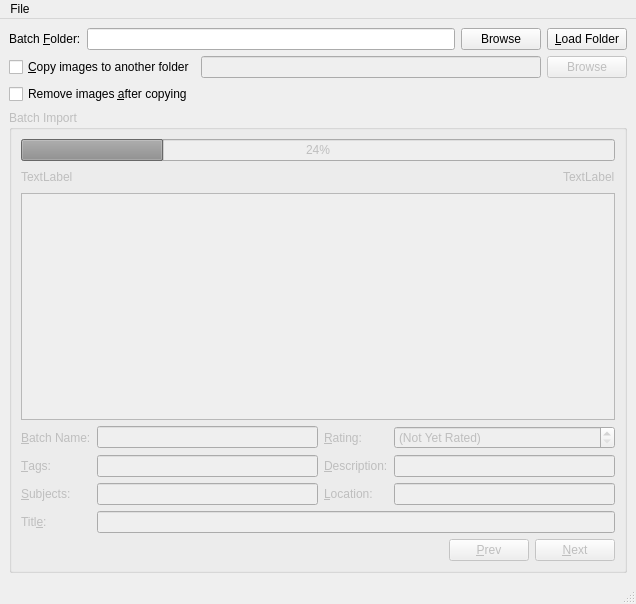
Above: src/imgtool/importer/MainWindow.ui from google-code-export/dviz before the change. Below: the same form after it.
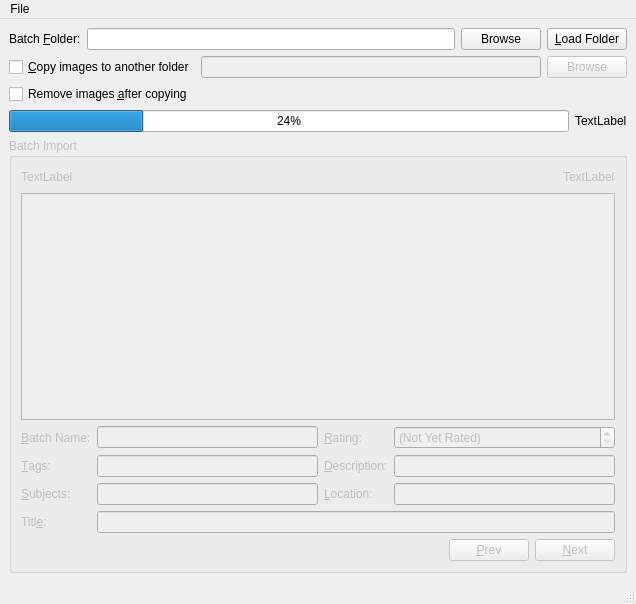
That is the form after the change.

What changed in the file:
```diff
--- a/src/imgtool/importer/MainWindow.ui
+++ b/src/imgtool/importer/MainWindow.ui
@@ -81,6 +81,24 @@
       </property>
      </widget>
     </item>
+    <item>
+     <layout class="QHBoxLayout" name="horizontalLayout_5">
+      <item>
+       <widget class="QProgressBar" name="progressBar">
+        <property name="value">
+         <number>24</number>
+        </property>
+       </widget>
+      </item>
+      <item>
+       <widget class="QLabel" name="countLabel">
+        <property name="text">
+         <string>TextLabel</string>
+        </property>
+       </widget>
+      </item>
+     </layout>
+    </item>
     <item>
      <widget class="QGroupBox" name="groupBox">
       <property name="enabled">
@@ -90,13 +108,6 @@
        <string>Batch Import</string>
       </property>
       <layout class="QVBoxLayout" name="verticalLayout">
-       <item>
-        <widget class="QProgressBar" name="progressBar">
-         <property name="value">
-          <number>24</number>
-         </property>
-        </widget>
-       </item>
        <item>
         <layout class="QHBoxLayout" name="horizontalLayout_4">
          <item>
```
Left out of the diff: 36 changed lines with no effect on the pictures.
